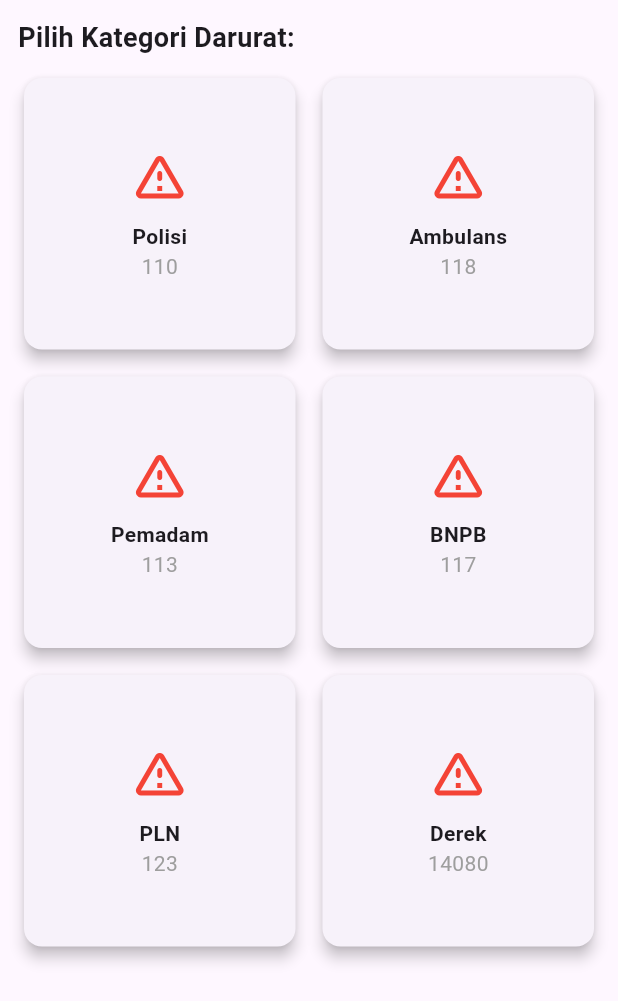
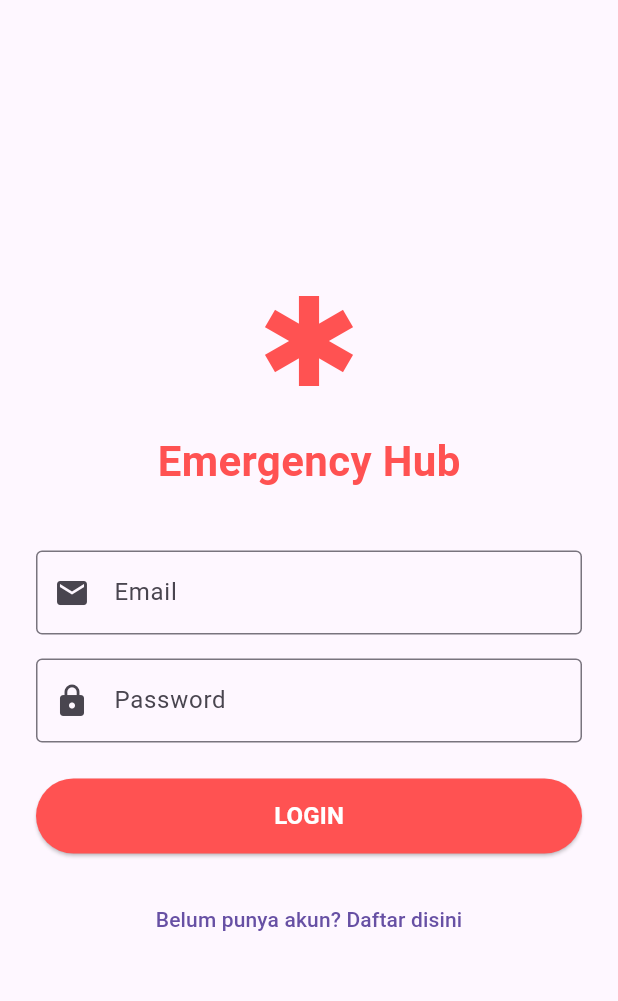
Before and after one commit to MasDaisuke/emergency-hub, a Flutter app: the screen it shows after launch, on a phone screen of 412 x 824 dp. Shown: the top 1001 px of the screen. Run offline on Flutter 3.47's test engine with Material 3 defaults, Android fonts, the light colour scheme and no system bars; our stand-ins replace image_picker, shared_preferences.

Commit message:
add register & login

```diff
--- /dev/null
+++ b/lib/data/repositories/auth_repository_impl.dart
@@ -0,0 +1,28 @@
+import '../../domain/repositories/auth_repository.dart';
+import '../datasources/auth_remote_datasource.dart';
+
+class AuthRepositoryImpl implements AuthRepository {
+  final AuthRemoteDataSource remoteDataSource;
+
+  AuthRepositoryImpl({required this.remoteDataSource});
+
+  @override
+  Future<bool> login(String email, String password) async {
+    return await remoteDataSource.login(email, password);
+  }
+
+  @override
+  Future<bool> register(String name, String email, String password) async {
+    return await remoteDataSource.register(name, email, password);
+  }
+
+  @override
+  Future<void> logout() async {
+    return await remoteDataSource.logout();
+  }
+
+  @override
+  Future<bool> checkLoginStatus() async {
+    return await remoteDataSource.getLoginStatus();
+  }
+}
--- a/lib/data/repositories/emergency_repository_impl.dart
+++ b/lib/data/repositories/emergency_repository_impl.dart
@@ -1,6 +1,8 @@
 import '../../domain/entities/laporan_entity.dart';
 import '../../domain/repositories/emergency_repository.dart';
 import '../datasources/emergency_remote_datasource.dart';
+import 'package:image_picker/image_picker.dart';
+
 
 class EmergencyRepositoryImpl implements EmergencyRepository {
   final EmergencyRemoteDataSource remoteDataSource;
@@ -13,8 +15,8 @@
   }
 
   @override
-  Future<bool> kirimLaporan(String kategori, String deskripsi, String imagePath) async {
-    return await remoteDataSource.postLaporan(kategori, deskripsi, imagePath);
+  Future<bool> kirimLaporan(String kategori, String deskripsi, XFile imageFile) async {
+    return await remoteDataSource.postLaporan(kategori, deskripsi, imageFile);
   }
 
   @override
--- /dev/null
+++ b/lib/domain/repositories/auth_repository.dart
@@ -0,0 +1,6 @@
+abstract class AuthRepository {
+  Future<bool> login(String email, String password);
+  Future<bool> register(String name, String email, String password);
+  Future<void> logout();
+  Future<bool> checkLoginStatus();
+}
--- /dev/null
+++ b/lib/domain/usecases/auth_usecases.dart
@@ -0,0 +1,19 @@
+import '../repositories/auth_repository.dart';
+
+class LoginUseCase {
+  final AuthRepository repository;
+  LoginUseCase(this.repository);
+  Future<bool> execute(String email, String password) => repository.login(email, password);
+}
+
+class RegisterUseCase {
+  final AuthRepository repository;
+  RegisterUseCase(this.repository);
+  Future<bool> execute(String name, String email, String password) => repository.register(name, email, password);
+}
+
+class LogoutUseCase {
+  final AuthRepository repository;
+  LogoutUseCase(this.repository);
+  Future<void> execute() => repository.logout();
+}
--- a/lib/domain/usecases/kirim_laporan_usecase.dart
+++ b/lib/domain/usecases/kirim_laporan_usecase.dart
@@ -1,10 +1,11 @@
 import '../repositories/emergency_repository.dart';
+import 'package:image_picker/image_picker.dart';
 
 class KirimLaporanUseCase {
   final EmergencyRepository repository;
   KirimLaporanUseCase(this.repository);
 
-  Future<bool> execute(String kategori, String deskripsi, String imagePath) {
-    return repository.kirimLaporan(kategori, deskripsi, imagePath);
+  Future<bool> execute(String kategori, String deskripsi, XFile imageFile) {
+    return repository.kirimLaporan(kategori, deskripsi, imageFile);
   }
 }
--- a/lib/main.dart
+++ b/lib/main.dart
@@ -1,22 +1,40 @@
 import 'package:flutter/material.dart';
 import 'package:provider/provider.dart';
 import 'data/datasources/emergency_remote_datasource.dart';
+import 'data/datasources/auth_remote_datasource.dart';
 import 'data/repositories/emergency_repository_impl.dart';
+import 'data/repositories/auth_repository_impl.dart';
 import 'domain/usecases/get_riwayat_usecase.dart';
 import 'domain/usecases/kirim_laporan_usecase.dart';
 import 'domain/usecases/hapus_laporan_usecase.dart';
+import 'domain/usecases/auth_usecases.dart';
 import 'presentation/providers/emergency_provider.dart';
+import 'presentation/providers/auth_provider.dart';
 import 'presentation/pages/dashboard_page.dart';
+import 'presentation/pages/login_page.dart';
 
 void main() {
-  final dataSource = EmergencyRemoteDataSource();
-  final repository = EmergencyRepositoryImpl(remoteDataSource: dataSource);
-  final getRiwayat = GetRiwayatUseCase(repository);
-  final kirimLaporan = KirimLaporanUseCase(repository);
-  final hapusLaporan = HapusLaporanUseCase(repository);
+  runApp(MyApp());
+}
 
-  runApp(
-    MultiProvider(
+class MyApp extends StatelessWidget {
+  @override
+  Widget build(BuildContext context) {
+    final emergencyDataSource = EmergencyRemoteDataSource();
+    final authDataSource = AuthRemoteDataSource();
+
+    final emergencyRepository = EmergencyRepositoryImpl(remoteDataSource: emergencyDataSource);
+    final authRepository = AuthRepositoryImpl(remoteDataSource: authDataSource);
+
+    final getRiwayat = GetRiwayatUseCase(emergencyRepository);
+    final kirimLaporan = KirimLaporanUseCase(emergencyRepository);
+    final hapusLaporan = HapusLaporanUseCase(emergencyRepository);
+
+    final loginUseCase = LoginUseCase(authRepository);
+    final registerUseCase = RegisterUseCase(authRepository);
+    final logoutUseCase = LogoutUseCase(authRepository);
+
+    return MultiProvider(
       providers: [
         ChangeNotifierProvider(
           create: (_) => EmergencyProvider(
@@ -25,20 +43,59 @@
             hapusLaporanUseCase: hapusLaporan,
           ),
         ),
+        ChangeNotifierProvider(
+          create: (_) => AuthProvider(
+            loginUseCase: loginUseCase,
+            registerUseCase: registerUseCase,
+            logoutUseCase: logoutUseCase,
+          ),
+        ),
       ],
-      child: MyApp(),
-    ),
-  );
-}
-
-class MyApp extends StatelessWidget {
-  @override
-  Widget build(BuildContext context) {
-    return MaterialApp(
-      debugShowCheckedModeBanner: false,
-      title: 'Emergency App',
-      theme: ThemeData(primarySwatch: Colors.red),
-      home: DashboardPage(),
+      child: MaterialApp(
+        debugShowCheckedModeBanner: false,
+        title: 'Emergency Hub',
+        theme: ThemeData(
+          primarySwatch: Colors.red,
+          useMaterial3: true,
+        ),
+        home: AuthCheckWrapper(),
+      ),
     );
   }
 }
+
+
+class AuthCheckWrapper extends StatefulWidget {
+  @override
+  _AuthCheckWrapperState createState() => _AuthCheckWrapperState();
+}
+
+class _AuthCheckWrapperState extends State<AuthCheckWrapper> {
+  bool? isLoggedIn;
+
+  @override
+  void initState() {
+    super.initState();
+    _checkSession();
+  }
+
+  void _checkSession() async {
+    final authProvider = Provider.of<AuthProvider>(context, listen: false);
+    final status = await authProvider.isUserLoggedIn();
+    setState(() {
+      isLoggedIn = status;
+    });
+  }
+
+  @override
+  Widget build(BuildContext context) {
+    if (isLoggedIn == null) {
+      // Sedang loading cek sesi
+      return Scaffold(body: Center(child: CircularProgressIndicator()));
+    } else if (isLoggedIn == true) {
+      return DashboardPage();
+    } else {
+      return LoginPage();
+    }
+  }
+}
--- /dev/null
+++ b/lib/presentation/pages/login_page.dart
@@ -0,0 +1,100 @@
+import 'package:flutter/material.dart';
+import 'package:provider/provider.dart';
+import '../providers/auth_provider.dart';
+import 'dashboard_page.dart';
+import 'register_page.dart';
+
+class LoginPage extends StatefulWidget {
+  @override
+  _LoginPageState createState() => _LoginPageState();
+}
+
+class _LoginPageState extends State<LoginPage> {
+  final _emailController = TextEditingController();
+  final _passwordController = TextEditingController();
+
+  void _handleLogin() async {
+    final authProvider = Provider.of<AuthProvider>(context, listen: false);
+
+    if (_emailController.text.isEmpty || _passwordController.text.isEmpty) {
+      ScaffoldMessenger.of(context).showSnackBar(SnackBar(content: Text("Email dan Password wajib diisi")));
+      return;
+    }
+
+    bool success = await authProvider.login(
+      _emailController.text,
+      _passwordController.text
+    );
+
+    if (success) {
+      // Pindah ke Dashboard dan hapus history halaman login (agar tidak bisa back)
+      Navigator.pushReplacement(
+        context,
+        MaterialPageRoute(builder: (_) => DashboardPage())
+      );
+    } else {
+      ScaffoldMessenger.of(context).showSnackBar(SnackBar(content: Text("Login Gagal. Cek Email/Password.")));
+    }
+  }
+
+  @override
+  Widget build(BuildContext context) {
+    return Scaffold(
+      body: Center(
+        child: SingleChildScrollView(
+          padding: EdgeInsets.all(24),
+          child: Consumer<AuthProvider>(
+            builder: (context, auth, child) {
+              return Column(
+                mainAxisAlignment: MainAxisAlignment.center,
+                children: [
+                  Icon(Icons.emergency, size: 80, color: Colors.redAccent),
+                  SizedBox(height: 20),
+                  Text("Emergency Hub", style: TextStyle(fontSize: 28, fontWeight: FontWeight.bold, color: Colors.redAccent)),
+                  SizedBox(height: 40),
+                  TextField(
+                    controller: _emailController,
+                    decoration: InputDecoration(
+                      labelText: "Email",
+                      border: OutlineInputBorder(),
+                      prefixIcon: Icon(Icons.email),
+                    ),
+                  ),
+                  SizedBox(height: 16),
+                  TextField(
+                    controller: _passwordController,
+                    decoration: InputDecoration(
+                      labelText: "Password",
+                      border: OutlineInputBorder(),
+                      prefixIcon: Icon(Icons.lock),
+                    ),
+                    obscureText: true,
+                  ),
+                  SizedBox(height: 24),
+                  SizedBox(
+                    width: double.infinity,
+                    height: 50,
+                    child: ElevatedButton(
+                      onPressed: auth.isLoading ? null : _handleLogin,
+                      style: ElevatedButton.styleFrom(backgroundColor: Colors.redAccent, foregroundColor: Colors.white),
+                      child: auth.isLoading
+                        ? CircularProgressIndicator(color: Colors.white)
+                        : Text("LOGIN", style: TextStyle(fontSize: 16, fontWeight: FontWeight.bold)),
+                    ),
+                  ),
+                  SizedBox(height: 20),
+                  TextButton(
+                    onPressed: () {
+                      Navigator.push(context, MaterialPageRoute(builder: (_) => RegisterPage()));
+                    },
+                    child: Text("Belum punya akun? Daftar disini"),
+                  )
+                ],
+              );
+            },
+          ),
+        ),
+      ),
+    );
+  }
+}
--- /dev/null
+++ b/lib/presentation/providers/auth_provider.dart
@@ -0,0 +1,63 @@
+import 'package:emergency_hub/data/datasources/auth_remote_datasource.dart';
+import 'package:flutter/material.dart';
+import '../../domain/usecases/auth_usecases.dart';
+
+class AuthProvider extends ChangeNotifier {
+  final LoginUseCase loginUseCase;
+  final RegisterUseCase registerUseCase;
+  final LogoutUseCase logoutUseCase;
+
+  // Untuk mengecek status login saat aplikasi baru dibuka
+  final AuthRemoteDataSource _dataSource = AuthRemoteDataSource();
+
+  AuthProvider({
+    required this.loginUseCase,
+    required this.registerUseCase,
+    required this.logoutUseCase,
+  });
+
+  bool _isLoading = false;
+  bool get isLoading => _isLoading;
+
+  Future<bool> login(String email, String password) async {
+    _isLoading = true;
+    notifyListeners();
+    try {
+      await loginUseCase.execute(email, password);
+      _isLoading = false;
+      notifyListeners();
+      return true;
+    } catch (e) {
+      _isLoading = false;
+      notifyListeners();
+      print(e); // Debug
+      return false;
+    }
+  }
+
+  Future<bool> register(String name, String email, String password) async {
+    _isLoading = true;
+    notifyListeners();
+    try {
+      await registerUseCase.execute(name, email, password);
+      _isLoading = false;
+      notifyListeners();
+      return true;
+    } catch (e) {
+      _isLoading = false;
+      notifyListeners();
+      print(e);
+      return false;
+    }
+  }
+
+  Future<void> logout() async {
+    await logoutUseCase.execute();
+    notifyListeners();
+  }
+
+  // Cek apakah user sudah login (untuk auto-login)
+  Future<bool> isUserLoggedIn() async {
+    return await _dataSource.getLoginStatus();
+  }
+}
--- a/lib/presentation/providers/emergency_provider.dart
+++ b/lib/presentation/providers/emergency_provider.dart
@@ -3,6 +3,7 @@
 import '../../domain/usecases/get_riwayat_usecase.dart';
 import '../../domain/usecases/kirim_laporan_usecase.dart';
 import '../../domain/usecases/hapus_laporan_usecase.dart';
+import 'package:image_picker/image_picker.dart';
 
 class EmergencyProvider extends ChangeNotifier {
   final GetRiwayatUseCase getRiwayatUseCase;
@@ -36,14 +37,14 @@
   Future<bool> kirimLaporan(
     String kategori,
     String deskripsi,
-    String imagePath,
+    XFile imageFile,
   ) async {
     _isLoading = true;
     notifyListeners();
     bool success = await kirimLaporanUseCase.execute(
       kategori,
       deskripsi,
-      imagePath,
+      imageFile,
     );
     _isLoading = false;
     notifyListeners();
--- a/pubspec.yaml
+++ b/pubspec.yaml
@@ -13,6 +13,7 @@
   http: ^1.1.0
   image_picker: ^1.0.4
   intl: ^0.18.1
+  shared_preferences: ^2.2.2
 
 dev_dependencies:
   flutter_test:
```
Also changed, not shown: lib/data/datasources/auth_remote_datasource.dart (added, +49 -0 lines), lib/data/datasources/emergency_remote_datasource.dart (+22 -4 lines), lib/domain/repositories/emergency_repository.dart (+2 -5 lines), lib/presentation/pages/dashboard_page.dart (+29 -1 lines), lib/presentation/pages/detail_laporan_page.dart (+50 -11 lines), lib/presentation/pages/form_lapor_page.dart (+12 -7 lines), lib/presentation/pages/register_page.dart (added, +81 -0 lines), lib/data/models/laporan_model.dart (line endings or trailing spaces), pubspec.lock, 1 other file.
